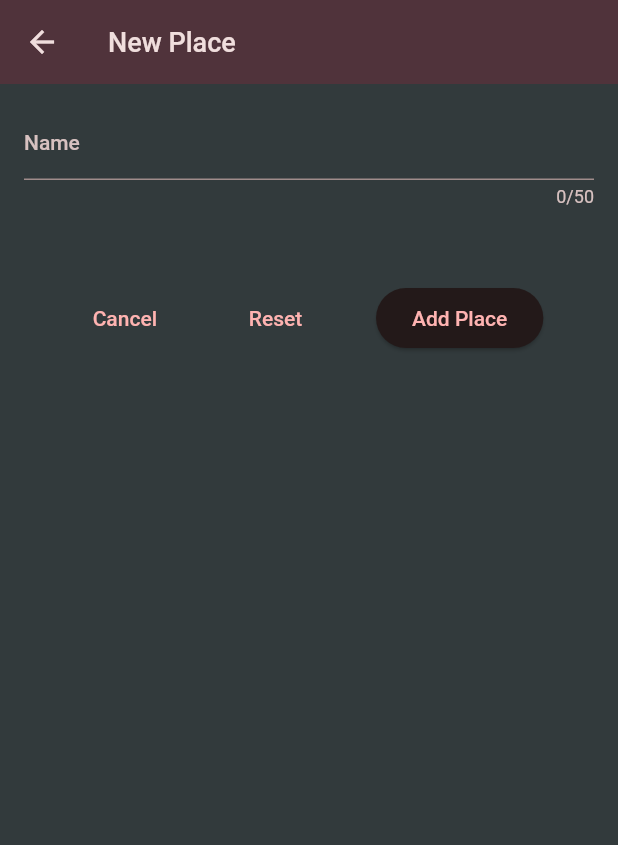
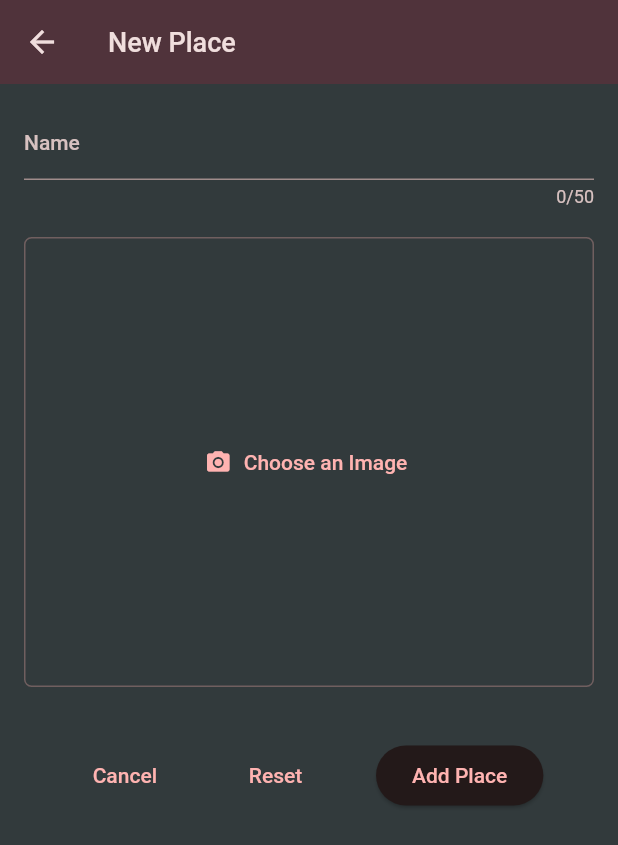
Before and after one commit to nadiahylary/favorite_places, a Flutter app: the NewPlaceScreen screen opened directly, on a phone screen of 412 x 824 dp. Shown: the top 845 px of the screen. Run offline on Flutter 3.47's test engine with Material 2 defaults, Android fonts, the phone set to English and light mode, and no system bars; our stand-ins replace flutter_riverpod, google_fonts.

Commit message:
added image input feature on the new_place screen

```diff
--- a/lib/screens/new_place.dart
+++ b/lib/screens/new_place.dart
@@ -2,6 +2,7 @@ import 'package:flutter/material.dart';
 import 'package:flutter_riverpod/flutter_riverpod.dart';
 import '../models/place.dart';
 import '../places_provider.dart';
+import '../widgets/image_input.dart';
 
 class NewPlaceScreen extends ConsumerStatefulWidget {
   const NewPlaceScreen({Key? key}) : super(key: key);
@@ -57,7 +58,11 @@ class _NewPlaceScreenState extends ConsumerState<NewPlaceScreen> {
                     },
                   ),
                   const SizedBox(
-                    height: 50,
+                    height: 20,
+                  ),
+                  const ImageInput(),
+                  const SizedBox(
+                    height: 35,
                   ),
                   Row(
                     mainAxisAlignment: MainAxisAlignment.center,
--- a/lib/screens/place_detail_screen.dart
+++ b/lib/screens/place_detail_screen.dart
@@ -17,7 +17,6 @@ class PlaceDetailScreen extends StatelessWidget {
           place.name
         ),
       ),
-
     );
   }
 }
--- /dev/null
+++ b/lib/widgets/image_input.dart
@@ -0,0 +1,40 @@
+import 'package:flutter/material.dart';
+
+class ImageInput extends StatefulWidget {
+  const ImageInput({Key? key}) : super(key: key);
+
+  @override
+  State<ImageInput> createState() => _ImageInputState();
+}
+
+class _ImageInputState extends State<ImageInput> {
+
+  void _takePicture(){
+
+  }
+
+  @override
+  Widget build(BuildContext context) {
+    return Container(
+      height: 300,
+      width: double.infinity,
+      alignment: Alignment.center,
+      decoration: BoxDecoration(
+        border: Border.all(
+            width: 1,
+            color: Theme.of(context).colorScheme.primary.withOpacity(0.3)
+        ),
+        borderRadius: BorderRadius.circular(5),
+      ),
+      child: TextButton.icon(
+          onPressed: _takePicture,
+          icon: const Icon(
+            Icons.camera_alt,
+          ),
+          label: const Text(
+            "Choose an Image"
+          )
+      ),
+    );
+  }
+}
--- a/pubspec.yaml
+++ b/pubspec.yaml
@@ -39,8 +39,9 @@ dependencies:
   intl: ^0.18.1
   transparent_image: ^2.0.1
   flutter_riverpod: ^2.3.6
-  http: ^1.0.0
   uuid: ^3.0.7
+  image_picker: ^0.8.7+5
+  http: ^0.13.6
 
 dev_dependencies:
   flutter_test:
```
Also changed, not shown: pubspec.lock.
